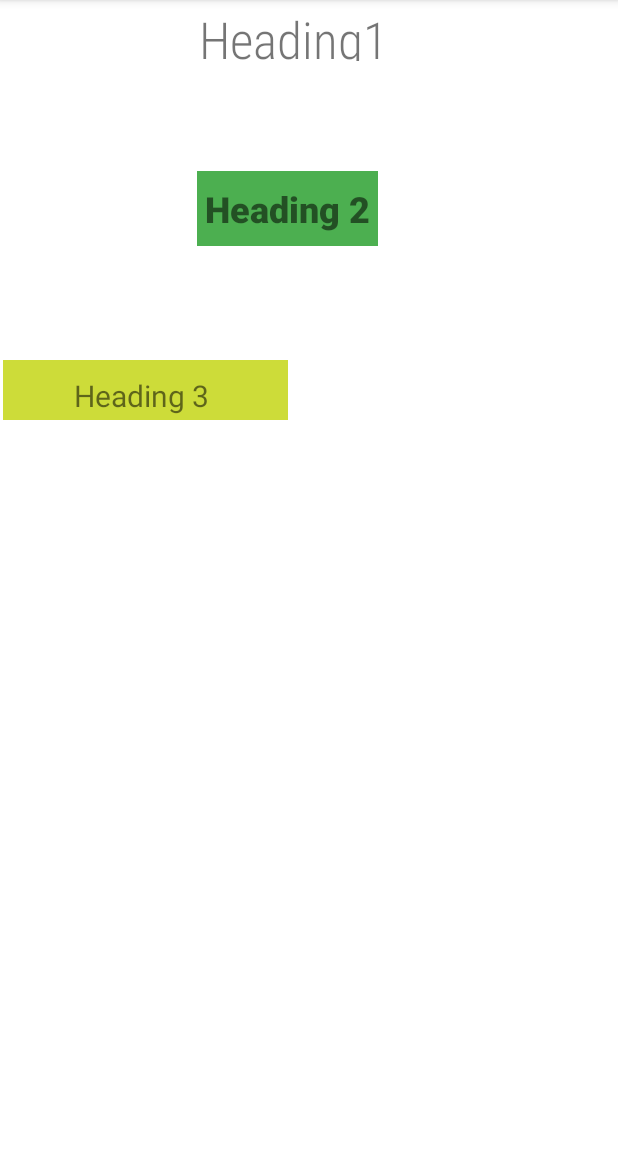
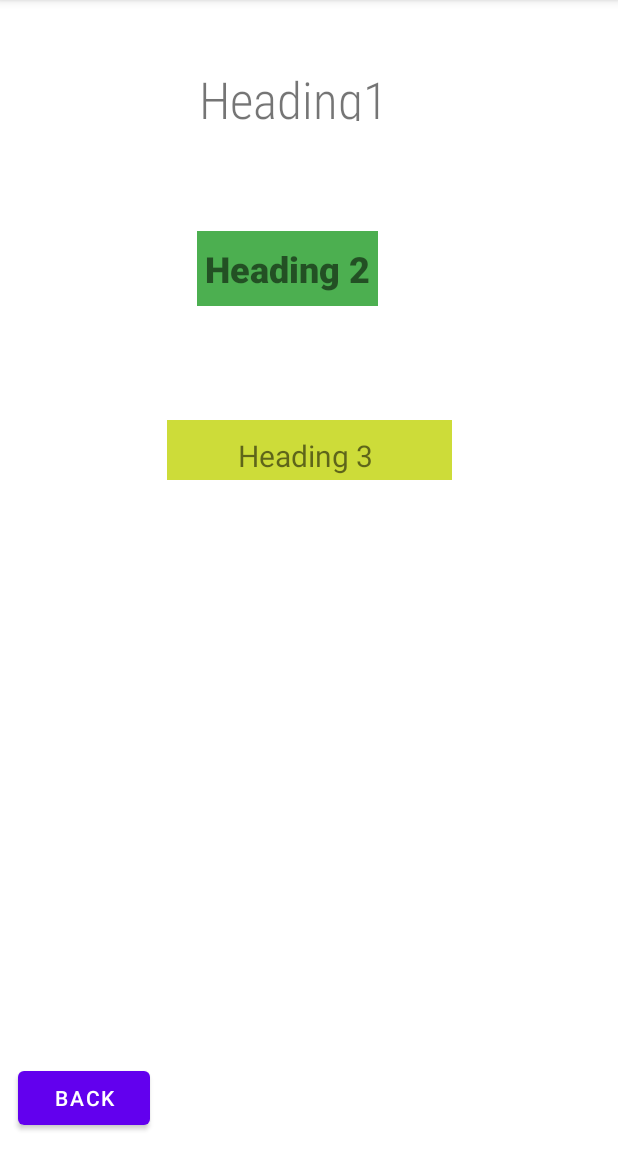
Before and after one commit to suraj55rsl/View, an Android app: the TextView screen opened directly, with no data from a screen before it, on a phone screen of 412 x 824 dp, the part 84-1236 px from its top. Run offline under Robolectric (Android 15) with nearby library versions, the phone set to English and light mode, and no system bars.

Commit message:
View Part 1, final commit

```diff
--- a/app/src/main/java/com/example/view/ButtonView.java
+++ b/app/src/main/java/com/example/view/ButtonView.java
@@ -2,7 +2,9 @@ package com.example.view;
 
 import androidx.appcompat.app.AppCompatActivity;
 
+import android.content.Intent;
 import android.os.Bundle;
+import android.view.View;
 
 public class ButtonView extends AppCompatActivity {
 
@@ -11,4 +13,8 @@ public class ButtonView extends AppCompatActivity {
         super.onCreate(savedInstanceState);
         setContentView(R.layout.activity_button_view);
     }
+    public void mainActivity(View view) {
+        Intent intent=new Intent(this,MainActivity.class);
+        startActivity(intent);
+    }
 }
--- a/app/src/main/java/com/example/view/imageView.java
+++ b/app/src/main/java/com/example/view/imageView.java
@@ -2,7 +2,9 @@ package com.example.view;
 
 import androidx.appcompat.app.AppCompatActivity;
 
+import android.content.Intent;
 import android.os.Bundle;
+import android.view.View;
 
 public class imageView extends AppCompatActivity {
 
@@ -11,4 +13,8 @@ public class imageView extends AppCompatActivity {
         super.onCreate(savedInstanceState);
         setContentView(R.layout.activity_image_view);
     }
+    public void mainActivity(View view) {
+        Intent intent=new Intent(this,MainActivity.class);
+        startActivity(intent);
+    }
 }
--- a/app/src/main/res/layout/activity_text_view.xml
+++ b/app/src/main/res/layout/activity_text_view.xml
@@ -10,6 +10,8 @@
 
     <TextView
         android:id="@+id/textView4"
+        app:layout_constraintTop_toTopOf="parent"
+        android:layout_marginTop="40dp"
         android:layout_width="wrap_content"
         android:layout_height="wrap_content"
         android:width="150dp"
@@ -20,7 +22,8 @@
         android:textSize="34sp"
         app:layout_constraintEnd_toEndOf="parent"
         app:layout_constraintStart_toStartOf="parent"
-        tools:layout_editor_absoluteY="88dp" />
+        tools:layout_editor_absoluteY="88dp"
+        tools:ignore="MissingConstraints" />
 
     <TextView
         android:id="@+id/textView5"
@@ -45,11 +48,28 @@
         android:width="190dp"
         android:height="40dp"
         android:background="#CDDC39"
+        app:layout_constraintLeft_toLeftOf="parent"
+        app:layout_constraintRight_toRightOf="parent"
         android:gravity="top"
         android:paddingTop="10dp"
         android:text="Heading 3 "
         android:textAlignment="center"
         android:textSize="20dp"
         app:layout_constraintTop_toBottomOf="@+id/textView5"
-        tools:layout_editor_absoluteX="110dp" />
+        tools:layout_editor_absoluteX="110dp"
+        tools:ignore="MissingConstraints,RtlCompat" />
+
+    <Button
+        android:id="@+id/button"
+        android:layout_width="wrap_content"
+        android:layout_height="wrap_content"
+        android:text="@string/Back"
+        app:layout_constraintLeft_toLeftOf="parent"
+        android:layout_marginLeft="10dp"
+        android:layout_marginBottom="10dp"
+        app:layout_constraintBottom_toBottomOf="parent"
+        tools:layout_editor_absoluteX="27dp"
+        tools:layout_editor_absoluteY="641dp"
+        android:onClick="mainActivity"
+        tools:ignore="MissingConstraints" />
 </androidx.constraintlayout.widget.ConstraintLayout>
--- a/app/src/main/res/values/strings.xml
+++ b/app/src/main/res/values/strings.xml
@@ -91,4 +91,5 @@
         "when a user tries to pick up one of cards.\n\n"
     </string>
     <string name="action_settings">Settings</string>
+    <string name="Back">back</string>
 </resources>
```
Also changed, not shown: app/src/main/java/com/example/view/EditView.java (+7 -0 lines), app/src/main/java/com/example/view/TextView.java (+7 -0 lines), app/src/main/res/layout/activity_button_view.xml (+13 -0 lines), app/src/main/res/layout/activity_edit_view.xml (+14 -0 lines), app/src/main/res/layout/activity_image_view.xml (+21 -8 lines), app/src/main/res/layout/activity_main.xml (+7 -4 lines).
